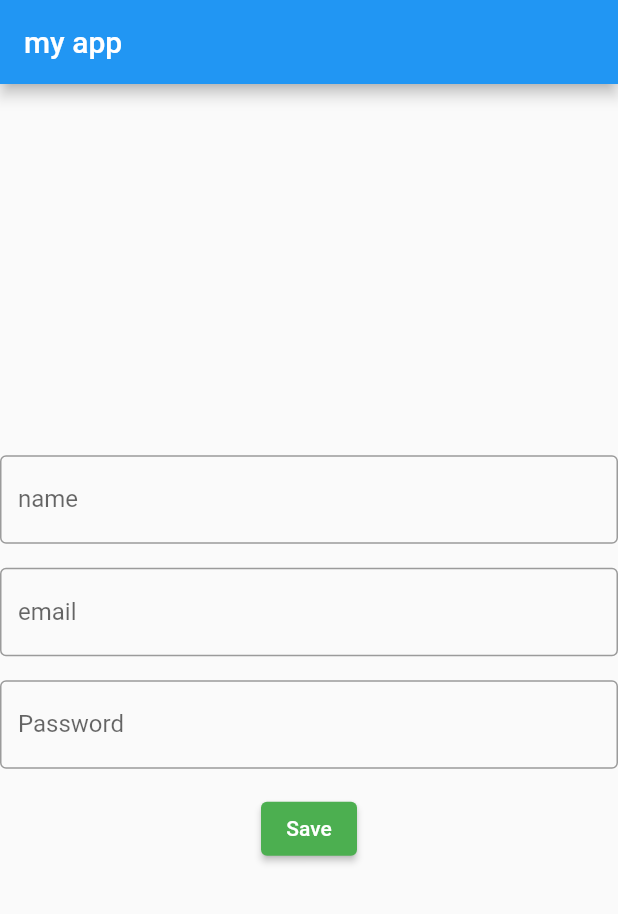
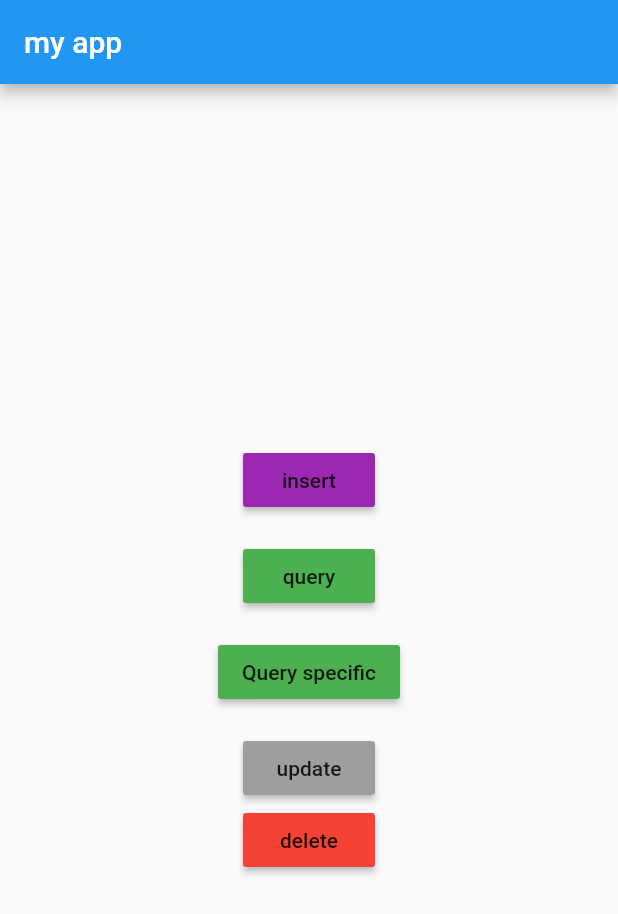
Before and after one commit to pradhumna896/sqlite, a Flutter app: the screen it shows after launch, on a phone screen of 412 x 824 dp. Shown: the top 914 px of the screen. Run offline on Flutter 3.47's test engine with Material 2 defaults, Android fonts, the phone set to English and light mode, and no system bars; our stand-ins replace sqflite; accounts and stored records are empty.

Commit message:
initial commit

```diff
--- /dev/null
+++ b/lib/dbhelper.dart
@@ -0,0 +1,79 @@
+import 'dart:io';
+
+import 'package:path_provider/path_provider.dart';
+import 'package:sqflite/sqflite.dart';
+import 'package:path/path.dart';
+
+class Databasehelper {
+  static final _databasename = 'person.db';
+  static final _databaseversion = 1;
+  static final table = 'my_table';
+
+  static final columnID = 'id';
+  static final columnName = 'name';
+  static final columnAge = 'age';
+
+  static late Database _database;
+
+  Databasehelper._privateConstructor();
+  static final Databasehelper instance = Databasehelper._privateConstructor();
+
+  Future<Database> get database async {
+    if (_database != null) return _database;
+
+    _database = await _initDatabase();
+    return _database;
+  }
+
+  get id => null;
+
+  _initDatabase() async {
+    Directory documentdirectory = await getApplicationDocumentsDirectory();
+    String path = join(documentdirectory.path, _databasename);
+    return await openDatabase(path,
+        version: _databaseversion, onCreate: _onCreate);
+  }
+
+  Future _onCreate(Database db, int version) async {
+    await db.execute('''
+      CREATE TABLE $table(
+        $columnID INTEGER PRIMARY KEY,
+        $columnName TEXT NOT NULL'
+        $columnAge TEXT NOT NULL
+      )
+      ''');
+  }
+
+  // function to insert , query ,update and delete
+  Future<int> insert(Map<String, dynamic> row) async {
+    Database db = await instance.database;
+    return await db.insert(table, row);
+  }
+
+  // query all rows
+  Future<List<Map<String, dynamic>>> queryall() async {
+    Database db = await instance.database;
+    return await db.query(table);
+  }
+
+  // query specific
+  Future<List<Map<String, dynamic>>> queryspecific(int i) async {
+    Database db = await instance.database;
+    var res = await db.rawQuery('SELECT * FROM my_table WHERE age >?,[age]');
+    return res;
+  }
+
+  // delete query
+  Future<int> deletedata(int i) async {
+    Database db = await instance.database;
+    var res = await db.delete(table, where: "id=?", whereArgs: [id]);
+    return res;
+  }
+
+  Future<int> update(int id) async {
+    Database db = await instance.database;
+    var res = await db.update(table, {"name": "rohan", "age": 22},
+        where: "id = ?", whereArgs: [id]);
+    return res;
+  }
+}
--- a/lib/main.dart
+++ b/lib/main.dart
@@ -2,22 +2,50 @@
 // ignore: unused_import
 import 'package:sqflite/sqflite.dart' as sql;
 import 'package:path/path.dart' as path;
-import './note.dart';
+import 'dbhelper.dart';
 
 void main() => runApp(MyApp());
 
 class MyApp extends StatefulWidget {
-
-
   // ignore: non_constant_identifier_names
-
-
 
   @override
   _MyAppState createState() => _MyAppState();
 }
 
 class _MyAppState extends State<MyApp> {
+  final dbhelper = Databasehelper.instance;
+  void insertdata() async {
+    Map<String, dynamic> row = {
+      Databasehelper.columnName: "pradhumna",
+      Databasehelper.columnAge: 23
+    };
+    final id = await dbhelper.insert(row);
+    print("id");
+  }
+
+  void queryall() async {
+    var allrows = await dbhelper.queryall();
+    allrows.forEach((row) {
+      print(row);
+    });
+  }
+
+  void queryspecific() async {
+    var allrows = await dbhelper.queryspecific(18);
+    print(allrows);
+  }
+
+  void delete() async {
+    var id = await dbhelper.deletedata(2);
+    print(id);
+  }
+
+  void update() async {
+    var row = await dbhelper.update(2);
+    print(row);
+  }
+
   @override
   Widget build(BuildContext context) {
     return MaterialApp(
@@ -28,36 +56,26 @@
           child: Column(
             mainAxisAlignment: MainAxisAlignment.center,
             children: [
-              TextField(
-                decoration: InputDecoration(
-                    border: OutlineInputBorder(),
-                    labelText: "name",
-                    hintText: 'enter name'),
+              RaisedButton(
+                onPressed: insertdata,
+                color: Colors.purple,
+                child: Text('insert'),
               ),
               Padding(padding: EdgeInsets.only(bottom: 16)),
-              TextField(
-                decoration: InputDecoration(
-                    border: OutlineInputBorder(),
-                    labelText: "email",
-                    hintText: 'enter email'),
-              ),
+              RaisedButton(
+                  color: Colors.green,
+                  child: Text('query'),
+                  onPressed: queryall),
               Padding(padding: EdgeInsets.only(bottom: 16)),
-              TextField(
-                decoration: InputDecoration(
-                    border: OutlineInputBorder(),
-                    labelText: "Password",
-                    hintText: 'enter Password'),
-              ),
+              RaisedButton(
+                  color: Colors.green,
+                  child: Text('Query specific'),
+                  onPressed: queryspecific),
               Padding(padding: EdgeInsets.only(bottom: 16)),
-              ElevatedButton(
-                  style: ElevatedButton.styleFrom(primary: Colors.green),
-                  onPressed: () {
-                    Navigator.of(context).push(
-                      MaterialPageRoute(
-                          builder: (context)=>Note()),
-                    );
-                  },
-                  child: Text("Save"))
+              RaisedButton(
+                  color: Colors.grey, child: Text("update"), onPressed:update),
+              RaisedButton(
+                  color: Colors.red, child: Text('delete'), onPressed: delete),
             ],
           ),
         ),
```
Also changed, not shown: lib/note.dart (deleted).
